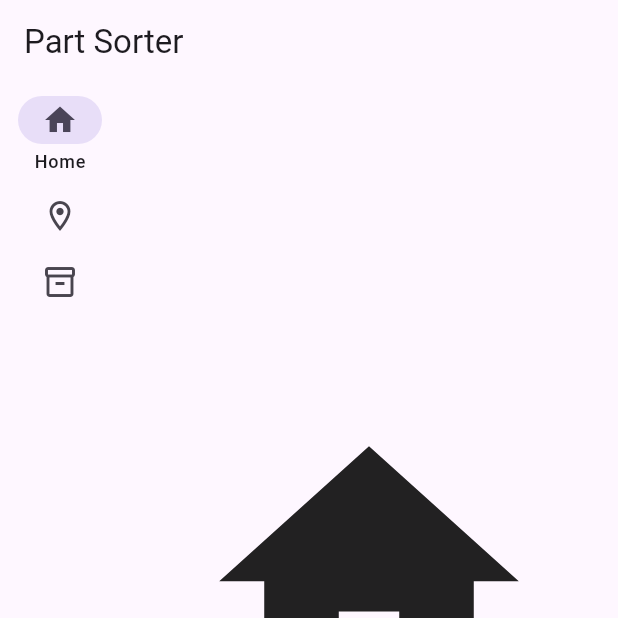
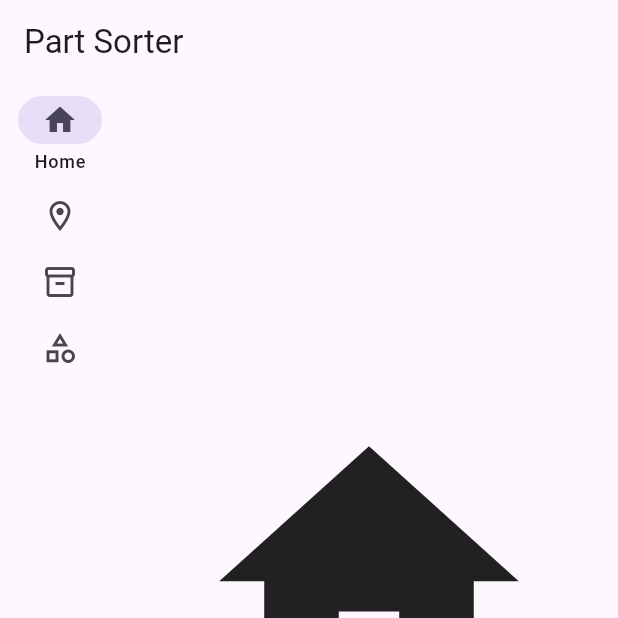
Before and after one commit to meowmeowahr/PartsInventoryFrontend, a Flutter app: the screen it shows after launch, on a phone screen of 412 x 824 dp, the top half of it. Run offline on Flutter 3.47's test engine with Material 3 defaults, Android fonts, the phone set to English and light mode, and no system bars; missing offline and left inert: material_tag_editor; network calls fail.

Commit message:
Add parts navrail option

```diff
--- a/lib/main.dart
+++ b/lib/main.dart
@@ -287,6 +287,11 @@ class MyHomePageState extends State<MyHomePage> {
           icon: Icon(Icons.inventory_2_outlined),
           selectedIcon: Icon(Icons.inventory),
           label: Text('Sorters'),
+        ),
+        NavigationRailDestination(
+          icon: Icon(Icons.category_outlined),
+          selectedIcon: Icon(Icons.category),
+          label: Text('Parts'),
         ),
       ],
     );
```
